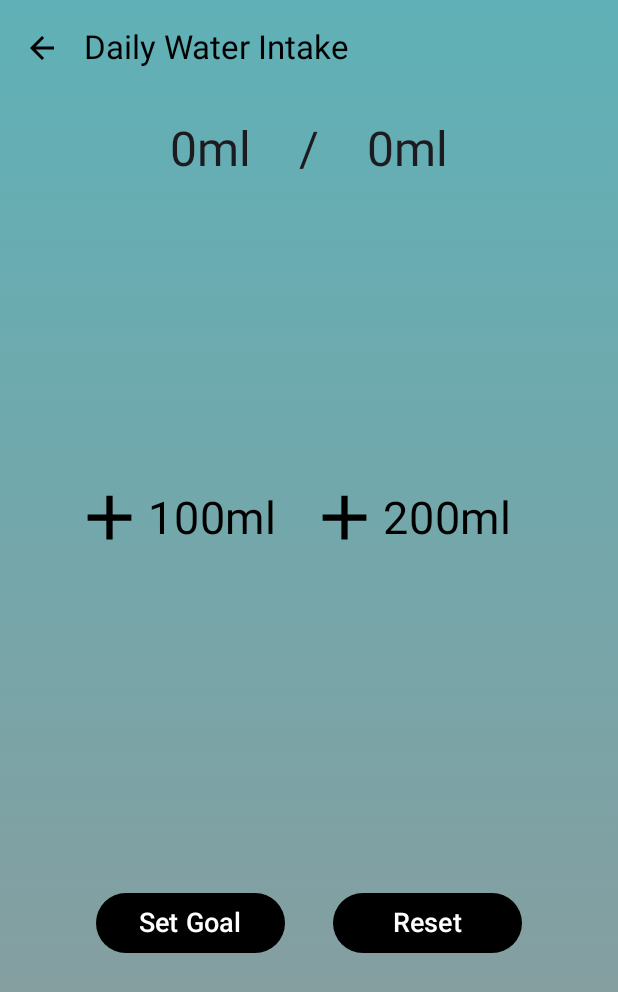
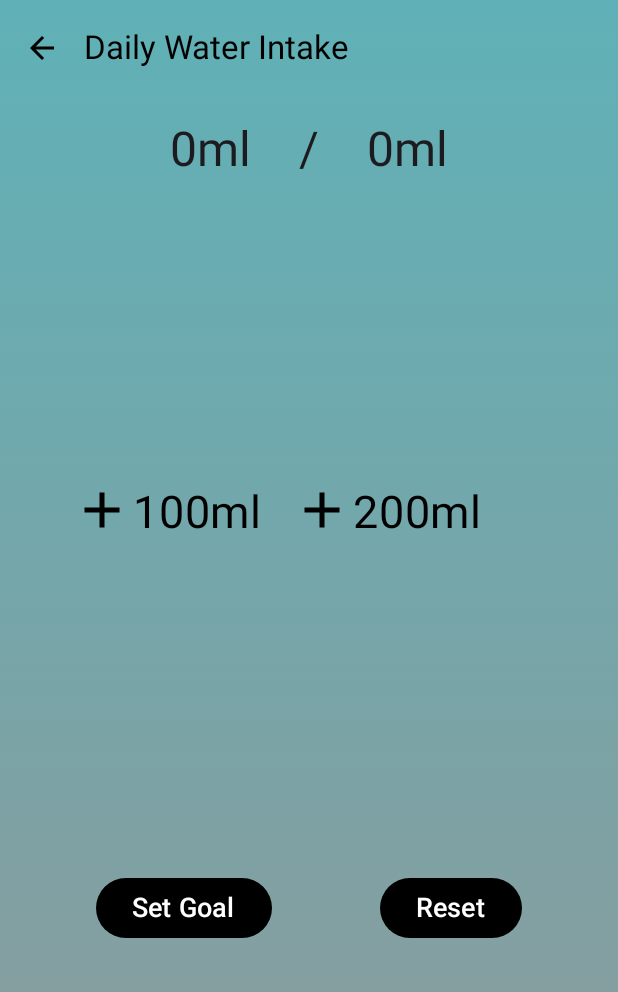
Before and after one commit to notSalt/TrackFit, an Android app built with Jetpack Compose: the WaterIntakeScreen screen opened through its navigation route, on a phone screen of 412 x 824 dp. Shown: the top 992 px of the screen. Run offline under Robolectric (Android 15) with nearby library versions, the phone set to English and light mode, and no system bars; our stand-ins replace Dagger/Hilt's generated code, Firebase (no records; nobody signed in at launch, a user with empty details on screens opened directly).

Commit message:
adjust UI

```diff
--- a/app/src/main/java/com/example/trackfit/ui/screens/nutrigo/AddMeal.kt
+++ b/app/src/main/java/com/example/trackfit/ui/screens/nutrigo/AddMeal.kt
@@ -2,6 +2,7 @@ package com.example.trackfit.ui.screens.nutrigo
 
 import android.annotation.SuppressLint
 import androidx.annotation.StringRes
+import androidx.compose.foundation.background
 import androidx.compose.foundation.clickable
 import androidx.compose.foundation.layout.Arrangement
 import androidx.compose.foundation.layout.Column
@@ -118,6 +119,7 @@ fun AddMealScreenContent(
         Column(
             modifier = Modifier
                 .fillMaxSize()
+                .background(gradient)
         ) {
             Column(
                 modifier = Modifier
--- a/app/src/main/java/com/example/trackfit/ui/screens/waterintake/WaterIntake.kt
+++ b/app/src/main/java/com/example/trackfit/ui/screens/waterintake/WaterIntake.kt
@@ -115,7 +115,7 @@ fun WaterIntakeScreen(
                         contentDescription = "Increase 100ml",
                         tint = Color.Black,
                         modifier = Modifier
-                            .size(50.dp)
+                            .size(40.dp)
                             .clickable(
                                 enabled = currentWaterIntake < goal
                             ) {
@@ -138,14 +138,14 @@ fun WaterIntakeScreen(
                         text = "100ml",
                         color = Color.Black,
                         fontSize = 30.sp,
-                        modifier = Modifier.padding(start = 0.5.dp, top = 8.dp, end = 20.dp)
+                        modifier = Modifier.padding(start = 0.5.dp, top = 4.dp, end = 20.dp)
                     )
                     Icon(
                         imageVector = Icons.Filled.Add,
                         contentDescription = "Increase 200ml",
                         tint = Color.Black,
                         modifier = Modifier
-                            .size(50.dp)
+                            .size(40.dp)
                             .clickable(
                                 enabled = currentWaterIntake < goal
                             ) {
@@ -168,7 +168,7 @@ fun WaterIntakeScreen(
                         text = "200ml",
                         color = Color.Black,
                         fontSize = 30.sp,
-                        modifier = Modifier.padding(start = 0.5.dp, top = 8.dp)
+                        modifier = Modifier.padding(start = 0.5.dp, top = 4.dp)
 
                     )
                 }
@@ -191,7 +191,7 @@ fun WaterIntakeScreen(
                         colors = ButtonDefaults.buttonColors(Color.Black),
                         modifier = Modifier
                             .padding(horizontal = 16.dp, vertical = 16.dp)
-                            .weight(2f)
+                            //.weight(3f)
                     ) {
                         Text(
                             text = "Set Goal",
@@ -208,7 +208,7 @@ fun WaterIntakeScreen(
                         colors = ButtonDefaults.buttonColors(Color.Black),
                         modifier = Modifier
                             .padding(horizontal = 16.dp, vertical = 16.dp)
-                            .weight(2f)
+                            //.weight(3f)
                     ) {
                         Text(
                             text = "Reset",
```
